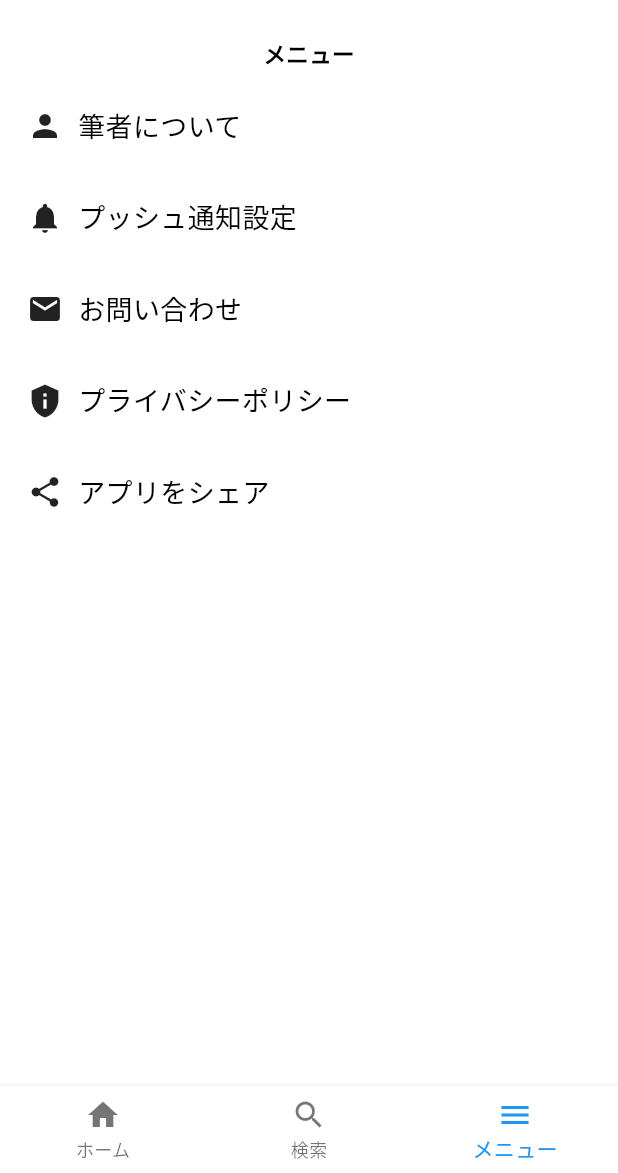
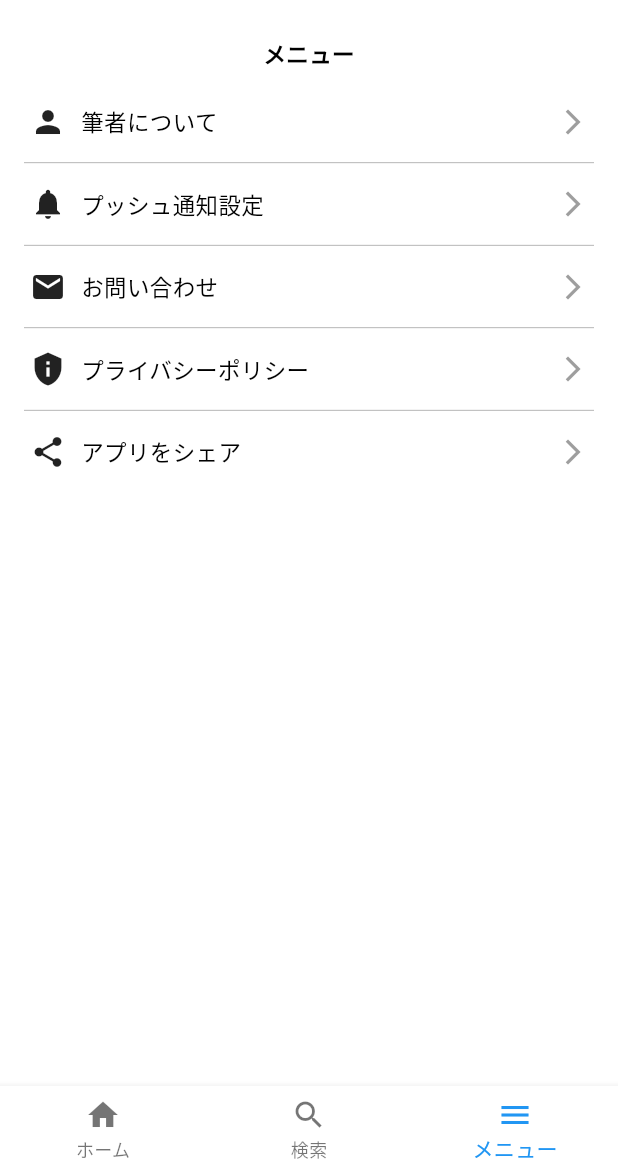
Before and after one commit to Arata1202/FlutterBlogApp, a Flutter app: the screen it shows after launch, swiped to page 3, on a phone screen of 412 x 824 dp, the part 63-1236 px from its top. Run offline on Flutter 3.47's test engine with Material 3 defaults, Android fonts, the phone set to English and light mode, and no system bars; our stand-ins replace share_plus, webview_flutter.

Commit message:
feat: メニュー完成

```diff
--- a/lib/menu.dart
+++ b/lib/menu.dart
@@ -44,21 +44,25 @@ class Menu extends StatelessWidget {
                 MaterialPageRoute(builder: (context) => const Profile()),
               );
             }),
+            _divider(),
             _menuItem("プッシュ通知設定", const Icon(Icons.notifications), () {
               Navigator.push(
                 context,
                 MaterialPageRoute(builder: (context) => const Notice()),
               );
             }),
+            _divider(),
             _menuItem("お問い合わせ", const Icon(Icons.email), () {
               _launchMailApp();
             }),
+            _divider(),
             _menuItem("プライバシーポリシー", const Icon(Icons.privacy_tip), () {
               Navigator.push(
                 context,
                 MaterialPageRoute(builder: (context) => const Privacy()),
               );
             }),
+            _divider(),
             _menuItem("アプリをシェア", const Icon(Icons.share), () {
               _shareApp();
             }),
@@ -71,26 +75,36 @@ class Menu extends StatelessWidget {
   Widget _menuItem(String title, Icon icon, VoidCallback onTap) {
     return GestureDetector(
       child: Container(
-        padding: const EdgeInsets.all(8.0),
-        decoration: const BoxDecoration(
-          border: Border(
-            bottom: BorderSide(width: 1.0, color: Colors.white),
-          ),
-        ),
+        margin: const EdgeInsets.symmetric(horizontal: 16.0),
+        padding: const EdgeInsets.symmetric(vertical: 15.0, horizontal: 4.0),
         child: Row(
           children: <Widget>[
             Container(
-              margin: const EdgeInsets.all(10.0),
+              margin: const EdgeInsets.only(right: 10.0),
               child: icon,
             ),
-            Text(
-              title,
-              style: const TextStyle(color: Colors.black, fontSize: 18.0),
+            Expanded(
+              child: Text(
+                title,
+                style: const TextStyle(color: Colors.black, fontSize: 15.0),
+              ),
             ),
+            const Icon(Icons.arrow_forward_ios, color: Colors.grey, size: 20),
           ],
         ),
       ),
       onTap: onTap,
+    );
+  }
+
+  Widget _divider() {
+    return Container(
+      margin: const EdgeInsets.symmetric(horizontal: 16.0),
+      child: const Divider(
+        color: Colors.grey,
+        height: 1,
+        thickness: 0.5,
+      ),
     );
   }
 
```
